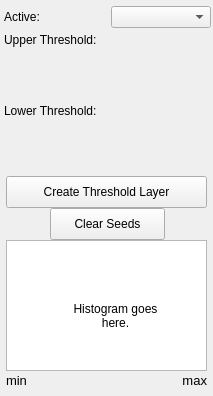
Above: src/Interface/ToolInterface/ThresholdToolInterface.ui from SCIInstitute/Seg3D before the change. Below: the same form after it.
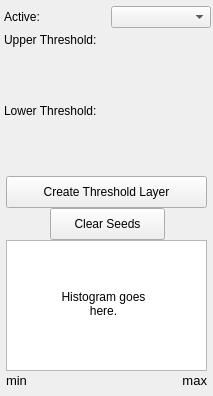
That is the form after the change.

Commit message: connected buttons to close

The edit to the form file:
```diff
--- a/src/Interface/ToolInterface/ThresholdToolInterface.ui
+++ b/src/Interface/ToolInterface/ThresholdToolInterface.ui
@@ -184,8 +184,8 @@
   <widget class="QLabel" name="tempHistogramLabel">
    <property name="geometry">
     <rect>
-     <x>60</x>
-     <y>290</y>
+     <x>48</x>
+     <y>278</y>
      <width>111</width>
      <height>51</height>
     </rect>
```
The commit also changes 6 other files.
